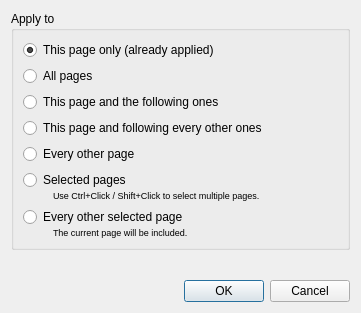
ImageProcessing-ElectronicPublications/scantailor-deviant, file filters/page_layout/ui/PageLayoutApplyDialog.ui: the form before one commit.
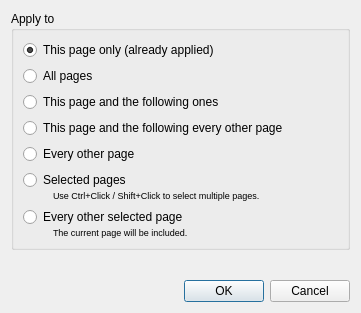
The form after the commit.

What changed in the file:
```diff
--- a/filters/page_layout/ui/PageLayoutApplyDialog.ui
+++ b/filters/page_layout/ui/PageLayoutApplyDialog.ui
@@ -56,7 +56,7 @@
          <item>
           <widget class="QRadioButton" name="thisEveryOtherRB">
            <property name="text">
-            <string extracomment="All odd or even pages, depending on the current page being odd or even.">This page and following every other ones</string>
+            <string extracomment="All odd or even pages, depending on the current page being odd or even.">This page and the following every other page</string>
            </property>
           </widget>
          </item>
```
